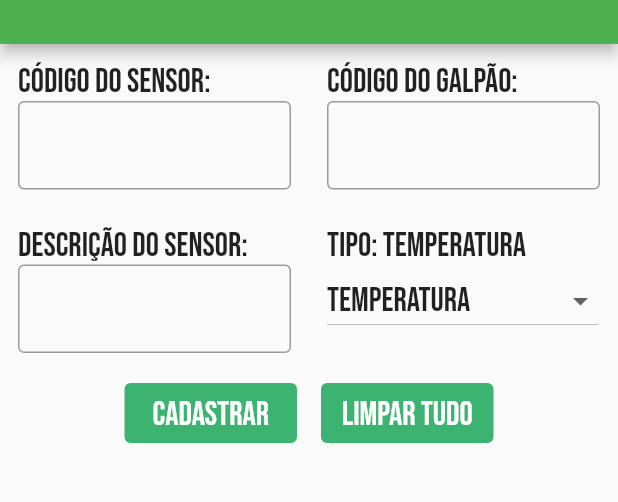
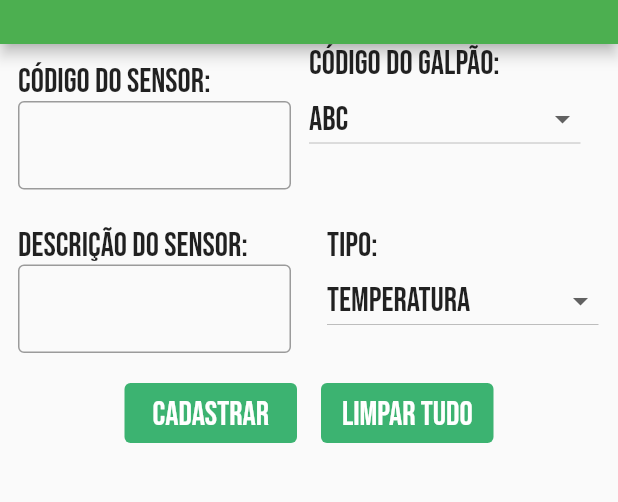
Before and after one commit to IsaiasBrazil/avicultor, a Flutter app: the TelaCadastroSensor screen opened directly, on a phone screen of 412 x 824 dp, the part 106-608 px from its top. Run offline on Flutter 3.47's test engine with Material 2 defaults, Android fonts, the phone set to English and light mode, and no system bars; our stand-ins replace sqflite; missing offline and left inert: mqtt_client; accounts and stored records are empty.

Commit message:
implementação de dropdown no código de galpão (cadastro de sensor)

```diff
--- a/lib/cadastrar_sensor2.dart
+++ b/lib/cadastrar_sensor2.dart
@@ -19,10 +19,8 @@ class _TelaCadastroSensorState extends State<TelaCadastroSensor> {
   TextEditingController codigoDoGalpao = TextEditingController();
   TextEditingController tipoDeSensor = TextEditingController();
   TextEditingController descricaoDoSensor = TextEditingController();
-  String selecionado = "Temperatura";
-
-
-
+  String tipoDoSensor = "Temperatura";
+  String codigoDeGalpao = "abc";
 
   @override
   Widget build(BuildContext context) {
@@ -45,10 +43,23 @@ class _TelaCadastroSensorState extends State<TelaCadastroSensor> {
                 ),
               ),
               Expanded(
-                child: Campo(
+                /*child: Campo(
                   nome: 'Código do galpão:',
                   controller: codigoDoGalpao,
                   keyboardType: TextInputType.text,
+                ),*/
+                child: Column(
+                  crossAxisAlignment: CrossAxisAlignment.start,
+                  children: [
+                    Text(style: const TextStyle(
+                      fontSize: 22,
+                      fontFamily: 'BebasNeue',),"Código do galpão:"),
+                    Dropdown(
+                      selectedOption: codigoDeGalpao,
+                      options: const ['abc','2b','3'],
+                      onChanged: trocarGalpao,
+                    ),
+                  ],
                 ),
               )
             ],
@@ -71,10 +82,11 @@ class _TelaCadastroSensorState extends State<TelaCadastroSensor> {
                     children: [
                       Text(style: const TextStyle(
                         fontSize: 22,
-                        fontFamily: 'BebasNeue',),"Tipo: $selecionado"),
+                        fontFamily: 'BebasNeue',),"Tipo:"),
                       Dropdown(
+                        selectedOption: tipoDoSensor,
                         options: const ["Temperatura","Umidade","Gases"],
-                        onChanged: trocarValor,
+                        onChanged: trocarTipo,
                       ),
                     ],
                   ),
@@ -170,9 +182,15 @@ class _TelaCadastroSensorState extends State<TelaCadastroSensor> {
       ),
     );
   }
-  void  trocarValor(newValue) {
+  void  trocarTipo(newValue) {
     setState((){
-      selecionado= newValue;
+      tipoDoSensor= newValue;
+    });
+  }
+
+  void  trocarGalpao(newValue) {
+    setState((){
+      codigoDeGalpao= newValue;
     });
   }
 }
--- a/lib/widget_dropdown.dart
+++ b/lib/widget_dropdown.dart
@@ -2,8 +2,9 @@ import 'package:flutter/material.dart';
 
 class Dropdown extends StatefulWidget {
   List<String> options;
+  String selectedOption;
   void  onChanged;
-  Dropdown({Key? key,required this.options, required this.onChanged}) : super(key: key);
+  Dropdown({Key? key,required this.options,required this.selectedOption, required this.onChanged}) : super(key: key);
 
   @override
   State<Dropdown> createState() => _DropdownState();
@@ -14,7 +15,7 @@ class _DropdownState extends State<Dropdown> {
   @override
   Widget build(BuildContext context) {
     List<String> options = widget.options;
-    String selectedOption = "";
+    String selectedOption = widget.selectedOption;
     selectedOption = selectedOption.isEmpty ? options[0] : selectedOption;
     return DropdownButton<String>(
           value: selectedOption,
```
